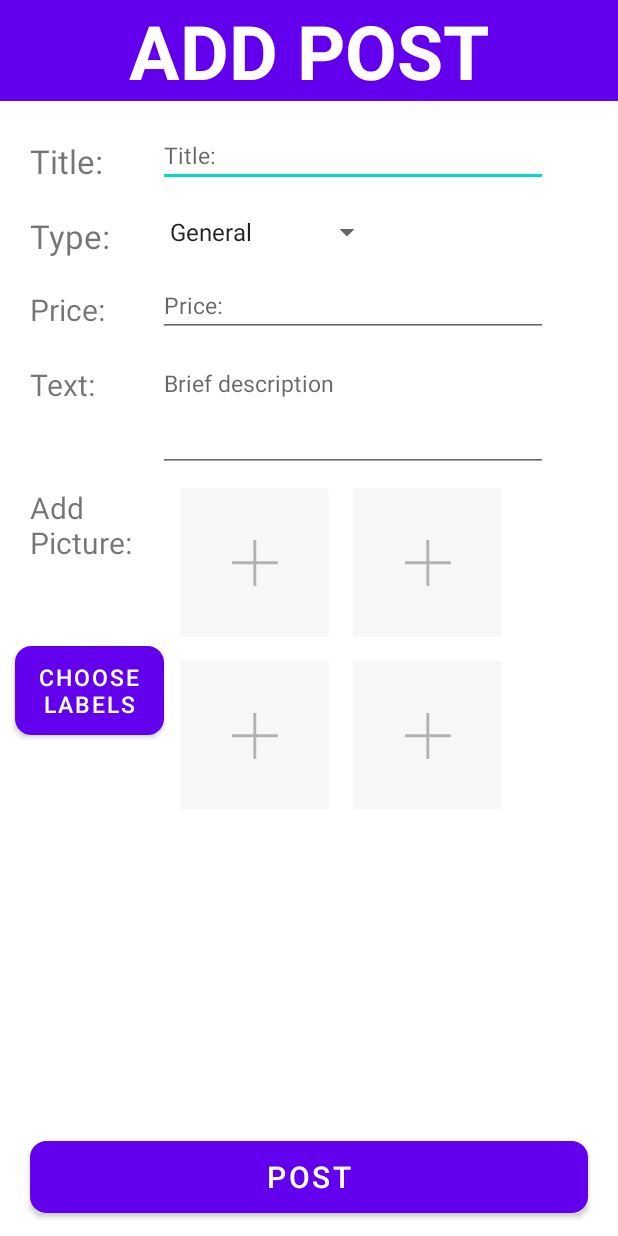
After one commit to AlexCHENSiyu/CampusTransaction, an Android app: the layout fragment_edit_post.xml on its own in the app's theme, with its tools: preview values and no code run, on a phone screen of 412 x 824 dp. The commit adds this screen. Run offline under Robolectric (Android 15) with nearby library versions, the phone set to English and light mode, and no system bars.

Commit message:
push files again

```diff
--- a/app/src/main/java/com/example/campustransaction/user_post/UserPostFragment.kt
+++ b/app/src/main/java/com/example/campustransaction/user_post/UserPostFragment.kt
@@ -102,7 +102,10 @@ class UserPostFragment : Fragment() {
     private fun unDeletePost(){}
     private fun editPost(pid: String) {
         val action = UserPostFragmentDirections.actionUserPostFragmentToEditPostFragment(pid)
+        Log.d("UserPostFragment", "editPost called with pid: $pid")
+
         findNavController().navigate(action)
+
 
 
     }
--- /dev/null
+++ b/app/src/main/res/layout/fragment_edit_post.xml
@@ -0,0 +1,270 @@
+<layout xmlns:android="http://schemas.android.com/apk/res/android"
+    xmlns:app="http://schemas.android.com/apk/res-auto"
+    xmlns:tools="http://schemas.android.com/tools">
+
+    <data>
+        <variable
+            name="viewModel"
+            type="com.example.campustransaction.ui.UIViewModel" />
+    </data>
+
+    <RelativeLayout
+        android:layout_width="match_parent"
+        android:layout_height="match_parent"
+        tools:context=".ui.posts.PostsFragment">
+
+        <TextView
+            android:id="@+id/title_add_post"
+            android:layout_width="match_parent"
+            android:layout_height="wrap_content"
+            android:background="@color/design_default_color_primary"
+            android:gravity="center_horizontal"
+            android:text="@string/add_post"
+            android:textColor="@color/colorWhite"
+            android:textSize="50sp"
+            android:textStyle="bold" />
+
+        <TextView
+            android:id="@+id/title_title"
+            android:layout_width="80dp"
+            android:layout_height="40dp"
+            android:layout_below="@+id/title_add_post"
+            android:layout_alignParentStart="true"
+            android:layout_marginStart="20dp"
+            android:layout_marginTop="25dp"
+            android:text="@string/title"
+            android:textAlignment="viewStart"
+            android:textSize="22sp" />
+
+        <EditText
+            android:id="@+id/text_title"
+            android:layout_width="260dp"
+            android:layout_height="40dp"
+            android:layout_below="@+id/title_add_post"
+            android:layout_marginStart="105dp"
+            android:layout_marginTop="17dp"
+            android:autofillHints=""
+            android:hint="@string/title"
+            android:inputType="text"
+            android:maxLines="1"
+            android:saveEnabled="false"
+            android:textColor="@color/colorBlue"
+            android:textSize="15sp" />
+
+        <TextView
+            android:id="@+id/title_type"
+            android:layout_width="80dp"
+            android:layout_height="40dp"
+            android:layout_below="@+id/title_title"
+            android:layout_alignParentStart="true"
+            android:layout_marginStart="20dp"
+            android:layout_marginTop="10dp"
+            android:text="@string/type"
+            android:textSize="22sp" />
+
+        <Spinner
+            android:id="@+id/spinner_type"
+            android:layout_width="wrap_content"
+            android:layout_height="40dp"
+            android:layout_below="@+id/text_title"
+            android:layout_marginStart="105dp"
+            android:layout_marginTop="10dp"
+            android:entries="@array/product_type" />
+
+        <TextView
+            android:id="@+id/title_price"
+            android:layout_width="80dp"
+            android:layout_height="40dp"
+            android:layout_below="@+id/title_type"
+            android:layout_alignParentStart="true"
+            android:layout_marginStart="20dp"
+            android:layout_marginTop="10dp"
+            android:text="@string/price"
+            android:textSize="20sp" />
+
+        <EditText
+            android:id="@+id/text_price"
+            android:layout_width="260dp"
+            android:layout_height="40dp"
+            android:layout_below="@+id/spinner_type"
+            android:layout_marginStart="105dp"
+            android:layout_marginTop="10dp"
+            android:autofillHints=""
+            android:hint="@string/price"
+            android:inputType="number"
+            android:maxLines="1"
+            android:saveEnabled="false"
+            android:textColor="@color/colorBlue"
+            android:textSize="15sp" />
+
+        <TextView
+            android:id="@+id/title_description"
+            android:layout_width="80dp"
+            android:layout_height="80dp"
+            android:layout_below="@+id/title_price"
+            android:layout_alignParentStart="true"
+            android:layout_marginStart="20dp"
+            android:layout_marginTop="10dp"
+            android:text="@string/text"
+            android:textSize="20sp" />
+
+        <EditText
+            android:id="@+id/text_description"
+            android:layout_width="260dp"
+            android:layout_height="80dp"
+            android:layout_below="@+id/text_price"
+            android:layout_marginStart="105dp"
+            android:layout_marginTop="10dp"
+            android:autofillHints=""
+            android:gravity="top"
+            android:hint="@string/brief_description"
+            android:inputType="textMultiLine"
+            android:maxLines="3"
+            android:minLines="2"
+            android:saveEnabled="false"
+            android:textColor="@color/colorBlue"
+            android:textSize="15sp" />
+
+        <TextView
+            android:id="@+id/title_add_photo"
+            android:layout_width="80dp"
+            android:layout_height="56dp"
+            android:layout_below="@+id/text_description"
+            android:layout_alignParentStart="true"
+            android:layout_marginStart="20dp"
+            android:layout_marginTop="10dp"
+            android:text="@string/add_picture"
+            android:textSize="20sp" />
+
+        <ImageView
+            android:id="@+id/button_photo1"
+            android:layout_width="100dp"
+            android:layout_height="100dp"
+            android:layout_below="@+id/text_description"
+            android:layout_marginStart="20dp"
+            android:layout_marginTop="10dp"
+            android:layout_toEndOf="@+id/title_add_photo"
+            android:contentDescription="@string/photo"
+            android:saveEnabled="true"
+            android:scaleType="centerCrop"
+            android:src="@drawable/choose_photo"
+            android:tag="unSelected" />
+
+        <ImageView
+            android:id="@+id/button_delete1"
+            android:layout_width="25dp"
+            android:layout_height="25dp"
+            android:layout_alignTop="@+id/button_photo1"
+            android:layout_marginStart="-20dp"
+            android:layout_marginTop="-5dp"
+            android:layout_toEndOf="@+id/button_photo1"
+            android:clickable="false"
+            android:src="@drawable/icon_delete"
+            android:textSize="20sp"
+            android:visibility="invisible" />
+
+        <ImageView
+            android:id="@+id/button_photo2"
+            android:layout_width="100dp"
+            android:layout_height="100dp"
+            android:layout_below="@+id/text_description"
+            android:layout_marginStart="15dp"
+            android:layout_marginTop="10dp"
+            android:layout_toEndOf="@+id/button_photo1"
+            android:scaleType="centerCrop"
+            android:src="@drawable/choose_photo"
+            android:tag="unSelected"
+            android:saveEnabled="true"/>
+
+        <ImageView
+            android:id="@+id/button_delete2"
+            android:layout_width="25dp"
+            android:layout_height="25dp"
+            android:layout_alignTop="@+id/button_photo2"
+            android:layout_marginStart="-20dp"
+            android:layout_marginTop="-5dp"
+            android:layout_toEndOf="@+id/button_photo2"
+            android:src="@drawable/icon_delete"
+            android:textSize="20sp"
+            android:visibility="invisible"
+            android:clickable="false"/>
+
+        <ImageView
+            android:id="@+id/button_photo3"
+            android:layout_width="100dp"
+            android:layout_height="100dp"
+            android:layout_below="@+id/button_photo1"
+            android:layout_marginStart="20dp"
+            android:layout_marginTop="15dp"
+            android:layout_toEndOf="@+id/title_add_photo"
+            android:scaleType="centerCrop"
+            android:src="@drawable/choose_photo"
+            android:tag="unSelected"
+            android:saveEnabled="true"/>
+
+        <ImageView
+            android:id="@+id/button_delete3"
+            android:layout_width="25dp"
+            android:layout_height="25dp"
+            android:layout_alignTop="@+id/button_photo3"
+            android:layout_marginStart="-20dp"
+            android:layout_marginTop="-5dp"
+            android:layout_toEndOf="@+id/button_photo3"
+            android:clickable="false"
+            android:src="@drawable/icon_delete"
+            android:textSize="20sp"
+            android:visibility="invisible" />
+
+        <ImageView
+            android:id="@+id/button_photo4"
+            android:layout_width="100dp"
+            android:layout_height="100dp"
+            android:layout_below="@+id/button_photo1"
+            android:layout_marginStart="15dp"
+            android:layout_marginTop="15dp"
+            android:layout_toEndOf="@+id/button_photo3"
+            android:scaleType="centerCrop"
+            android:src="@drawable/choose_photo"
+            android:tag="unSelected"
+            android:saveEnabled="true"/>
+
+        <ImageView
+            android:id="@+id/button_delete4"
+            android:layout_width="25dp"
+            android:layout_height="25dp"
+            android:layout_alignTop="@+id/button_photo4"
+            android:layout_marginStart="-20dp"
+            android:layout_marginTop="-5dp"
+            android:layout_toEndOf="@+id/button_photo4"
+            android:src="@drawable/icon_delete"
+            android:textSize="20sp"
+            android:visibility="invisible"
+            android:clickable="false"/>
+
+        <Button
+            android:id="@+id/button_label"
+            android:layout_width="wrap_content"
+            android:layout_height="wrap_content"
+            android:layout_below="@+id/title_add_photo"
+            android:layout_alignParentStart="true"
+            android:layout_marginStart="10dp"
+            android:layout_marginTop="50dp"
+            android:background="@drawable/search_edit_round"
+            android:text="@string/labels"
+            android:textSize="15sp" />
+
+        <Button
+            android:id="@+id/button_post"
+            android:layout_width="match_parent"
+            android:layout_height="wrap_content"
+            android:layout_alignParentEnd="true"
+            android:layout_alignParentBottom="true"
+            android:layout_marginStart="20dp"
+            android:layout_marginEnd="20dp"
+            android:layout_marginBottom="15dp"
+            android:background="@drawable/search_edit_round"
+            android:text="@string/post"
+            android:textSize="20sp" />
+
+    </RelativeLayout>
+</layout>
```
Also changed, not shown: app/src/main/java/com/example/campustransaction/api/MongodbApiService.kt (+11 -1 lines), app/src/main/java/com/example/campustransaction/ui/UIViewModel.kt (+24 -0 lines), app/src/main/java/com/example/campustransaction/ui/posts/EditPostFragment.kt (added, +433 -0 lines), app/src/main/res/navigation/mobile_navigation.xml (+5 -3 lines).
